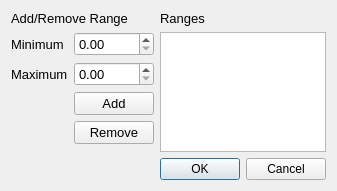
VespucciProject/Vespucci, file GUI/Analysis/haspeaksdialog.ui: the form before one commit.
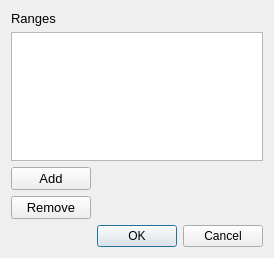
The form after the commit.

Diff of the .ui file:
```diff
--- a/GUI/Analysis/haspeaksdialog.ui
+++ b/GUI/Analysis/haspeaksdialog.ui
@@ -6,15 +6,42 @@
    <rect>
     <x>0</x>
     <y>0</y>
-    <width>333</width>
-    <height>191</height>
+    <width>270</width>
+    <height>258</height>
    </rect>
   </property>
   <property name="windowTitle">
    <string>Peak Search</string>
   </property>
-  <layout class="QGridLayout" name="gridLayout">
-   <item row="3" column="2">
+  <layout class="QFormLayout" name="formLayout">
+   <item row="0" column="0">
+    <widget class="QLabel" name="label_4">
+     <property name="font">
+      <font>
+       <pointsize>10</pointsize>
+      </font>
+     </property>
+     <property name="text">
+      <string>Ranges</string>
+     </property>
+    </widget>
+   </item>
+   <item row="1" column="0" colspan="2">
+    <widget class="QTableWidget" name="tableWidget"/>
+   </item>
+   <item row="3" column="0">
+    <widget class="QPushButton" name="addPushButton">
+     <property name="font">
+      <font>
+       <pointsize>10</pointsize>
+      </font>
+     </property>
+     <property name="text">
+      <string>Add</string>
+     </property>
+    </widget>
+   </item>
+   <item row="5" column="1">
     <widget class="QDialogButtonBox" name="buttonBox">
      <property name="orientation">
       <enum>Qt::Horizontal</enum>
@@ -24,103 +51,24 @@
      </property>
     </widget>
    </item>
-   <item row="1" column="0">
-    <layout class="QFormLayout" name="formLayout">
-     <item row="0" column="0">
-      <widget class="QLabel" name="label">
-       <property name="font">
-        <font>
-         <pointsize>10</pointsize>
-        </font>
-       </property>
-       <property name="text">
-        <string>Minimum</string>
-       </property>
-      </widget>
-     </item>
-     <item row="0" column="1">
-      <widget class="QDoubleSpinBox" name="minDoubleSpinBox">
-       <property name="font">
-        <font>
-         <pointsize>10</pointsize>
-        </font>
-       </property>
-      </widget>
-     </item>
-     <item row="1" column="0">
-      <widget class="QLabel" name="label_2">
-       <property name="font">
-        <font>
-         <pointsize>10</pointsize>
-        </font>
-       </property>
-       <property name="text">
-        <string>Maximum</string>
-       </property>
-      </widget>
-     </item>
-     <item row="1" column="1">
-      <widget class="QDoubleSpinBox" name="maxDoubleSpinBox_2">
-       <property name="font">
-        <font>
-         <pointsize>10</pointsize>
-        </font>
-       </property>
-      </widget>
-     </item>
-     <item row="2" column="1">
-      <widget class="QPushButton" name="addPushButton">
-       <property name="font">
-        <font>
-         <pointsize>10</pointsize>
-        </font>
-       </property>
-       <property name="text">
-        <string>Add</string>
-       </property>
-      </widget>
-     </item>
-     <item row="3" column="1">
-      <widget class="QPushButton" name="removePushButton_2">
-       <property name="font">
-        <font>
-         <pointsize>10</pointsize>
-        </font>
-       </property>
-       <property name="text">
-        <string>Remove</string>
-       </property>
-      </widget>
-     </item>
-    </layout>
-   </item>
-   <item row="0" column="2">
-    <widget class="QLabel" name="label_3">
-     <property name="font">
-      <font>
-       <pointsize>10</pointsize>
-      </font>
+   <item row="4" column="0">
+    <widget class="QPushButton" name="removePushButton_2">
+     <property name="sizePolicy">
+      <sizepolicy hsizetype="Fixed" vsizetype="Fixed">
+       <horstretch>0</horstretch>
+       <verstretch>0</verstretch>
+      </sizepolicy>
      </property>
-     <property name="text">
-      <string>Ranges</string>
-     </property>
-    </widget>
-   </item>
-   <item row="0" column="0">
-    <widget class="QLabel" name="label_4">
      <property name="font">
       <font>
        <pointsize>10</pointsize>
       </font>
      </property>
      <property name="text">
-      <string>Add/Remove Range</string>
+      <string>Remove</string>
      </property>
     </widget>
    </item>
-   <item row="1" column="2" rowspan="2">
-    <widget class="QTableWidget" name="tableWidget"/>
-   </item>
   </layout>
  </widget>
  <resources/>
```
